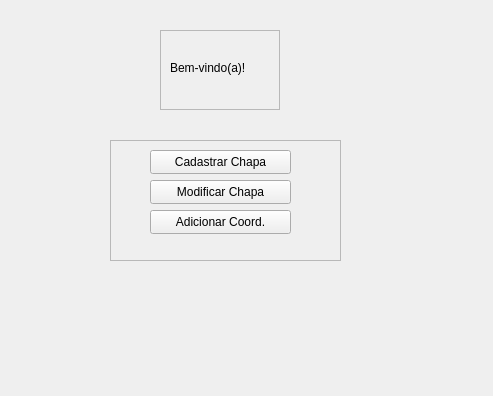
First picture: the form in UI/Acess.ui, repository patriciaoliveira1/UrnaEscolar, before the edit.
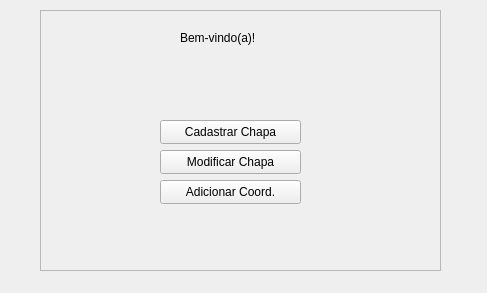
Second picture: the form after the edit.

What changed in the file:
```diff
--- a/UI/Acess.ui
+++ b/UI/Acess.ui
@@ -6,8 +6,8 @@
    <rect>
     <x>0</x>
     <y>0</y>
-    <width>493</width>
-    <height>396</height>
+    <width>487</width>
+    <height>293</height>
    </rect>
   </property>
   <property name="windowTitle">
@@ -16,10 +16,10 @@
   <widget class="QFrame" name="MensagemBoasVindas">
    <property name="geometry">
     <rect>
-     <x>160</x>
-     <y>30</y>
-     <width>120</width>
-     <height>80</height>
+     <x>40</x>
+     <y>10</y>
+     <width>401</width>
+     <height>261</height>
     </rect>
    </property>
    <property name="frameShape">
@@ -31,8 +31,8 @@
    <widget class="QLabel" name="label">
     <property name="geometry">
      <rect>
-      <x>10</x>
-      <y>30</y>
+      <x>140</x>
+      <y>20</y>
       <width>121</width>
       <height>16</height>
      </rect>
@@ -41,27 +41,11 @@
      <string>Bem-vindo(a)!</string>
     </property>
    </widget>
-  </widget>
-  <widget class="QFrame" name="FrameBotoes">
-   <property name="geometry">
-    <rect>
-     <x>110</x>
-     <y>140</y>
-     <width>231</width>
-     <height>121</height>
-    </rect>
-   </property>
-   <property name="frameShape">
-    <enum>QFrame::StyledPanel</enum>
-   </property>
-   <property name="frameShadow">
-    <enum>QFrame::Raised</enum>
-   </property>
    <widget class="QPushButton" name="BotChapaCadastro">
     <property name="geometry">
      <rect>
-      <x>40</x>
-      <y>10</y>
+      <x>120</x>
+      <y>110</y>
       <width>141</width>
       <height>24</height>
      </rect>
@@ -70,24 +54,11 @@
      <string>Cadastrar Chapa</string>
     </property>
    </widget>
-   <widget class="QPushButton" name="BotChapaMod">
-    <property name="geometry">
-     <rect>
-      <x>40</x>
-      <y>40</y>
-      <width>141</width>
-      <height>24</height>
-     </rect>
-    </property>
-    <property name="text">
-     <string>Modificar Chapa</string>
-    </property>
-   </widget>
    <widget class="QPushButton" name="BotCadCoord">
     <property name="geometry">
      <rect>
-      <x>40</x>
-      <y>70</y>
+      <x>120</x>
+      <y>170</y>
       <width>141</width>
       <height>24</height>
      </rect>
@@ -96,6 +67,19 @@
      <string>Adicionar Coord.</string>
     </property>
    </widget>
+   <widget class="QPushButton" name="BotChapaMod">
+    <property name="geometry">
+     <rect>
+      <x>120</x>
+      <y>140</y>
+      <width>141</width>
+      <height>24</height>
+     </rect>
+    </property>
+    <property name="text">
+     <string>Modificar Chapa</string>
+    </property>
+   </widget>
   </widget>
  </widget>
  <resources/>
```
Left out of the diff: 2 changed lines with no effect on the pictures.
